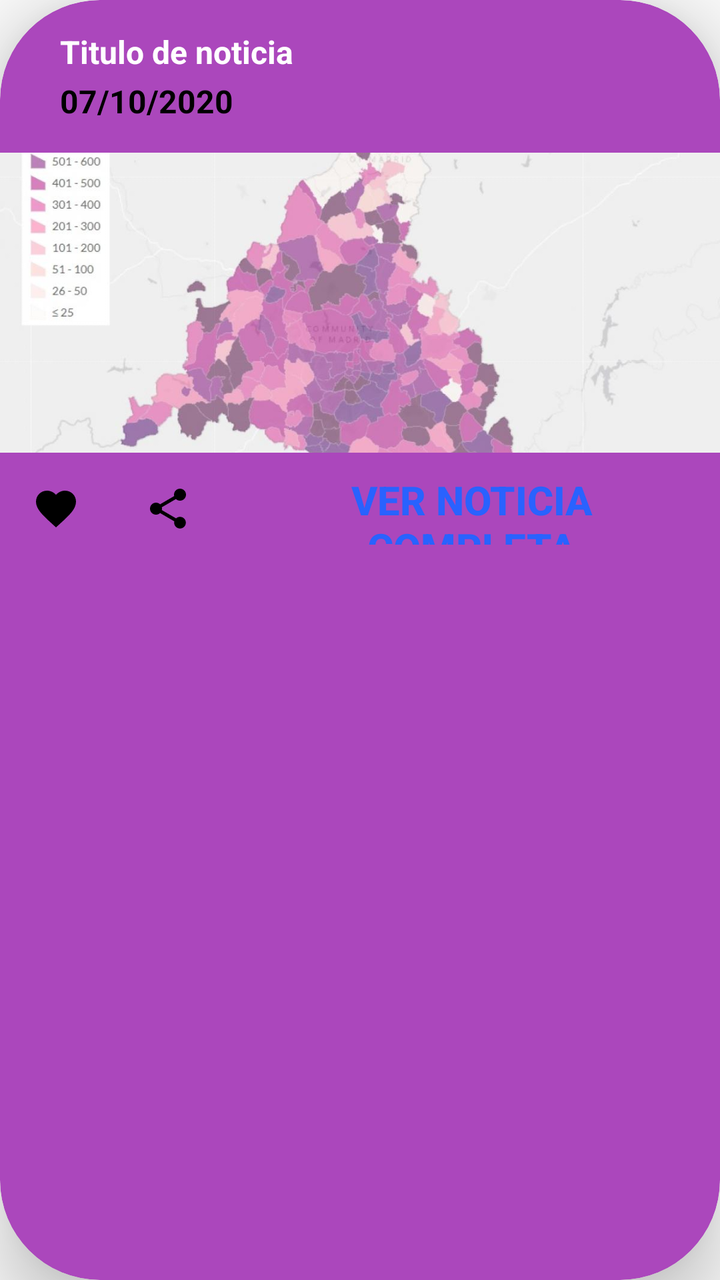
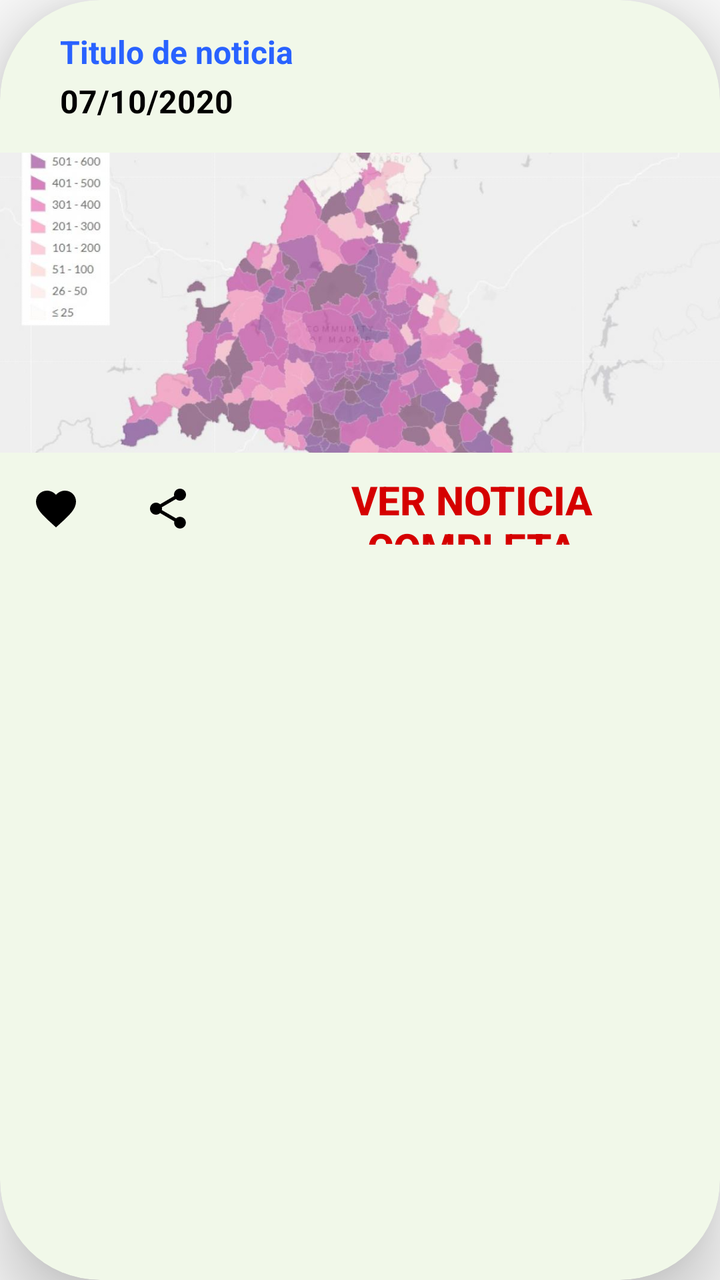

Before-and-after screenshots of an Android layout around one commit, followed by the original layout XML and the change that was made.
<!-- AndroidManifest.xml: application theme AppTheme -->
<!-- res/layout/fragment_noticias.xml -->
<?xml version="1.0" encoding="utf-8"?>
<androidx.cardview.widget.CardView
    xmlns:android="http://schemas.android.com/apk/res/android"
    xmlns:app="http://schemas.android.com/apk/res-auto"
    xmlns:tools="http://schemas.android.com/tools"
    android:layout_width="match_parent"
    android:layout_height="wrap_content"
    android:layout_marginBottom="@dimen/spacing_medium"
    android:layout_marginLeft="@dimen/spacing_middle"
    android:layout_marginRight="@dimen/spacing_middle"
    android:layout_marginTop="@dimen/spacing_medium"
    android:visibility="visible"
    app:cardCornerRadius="50dp"
    app:cardElevation="20dp"
    app:cardBackgroundColor="@color/purple_400"
    tools:context=".ui.noticias.ActividadNoticias">

    <LinearLayout
        android:layout_width="match_parent"
        android:layout_height="wrap_content"
        android:orientation="vertical">

        <LinearLayout
            android:layout_width="match_parent"
            android:layout_height="wrap_content"
            android:orientation="horizontal"
            android:padding="@dimen/spacing_large">


            <View
                android:layout_width="@dimen/spacing_large"
                android:layout_height="0dp" />

            <LinearLayout
                android:layout_width="wrap_content"
                android:layout_height="wrap_content"
                android:orientation="vertical">

                <TextView
                    android:id="@+id/titulo"
                    android:layout_width="match_parent"
                    android:layout_height="wrap_content"
                    android:gravity="center_vertical"
                    android:text="@string/titulo"
                    android:textAppearance="@style/TextAppearance.AppCompat.Subhead"
                    android:textColor="#FFFFFF"
                    android:textStyle="bold"/>

                <TextView
                    android:id="@+id/fecha"
                    android:layout_width="match_parent"
                    android:layout_height="wrap_content"
                    android:layout_marginTop="@dimen/spacing_small"
                    android:gravity="center_vertical"
                    android:text="@string/fecha"
                    android:textColor="#000000"
                    android:textStyle="bold"
                    android:textAppearance="@style/TextAppearance.AppCompat.Subhead"/>

            </LinearLayout>

        </LinearLayout>
        
        <ImageView
            android:id="@+id/imagen"
            android:layout_width="match_parent"
            android:layout_height="150dp"
            android:scaleType="centerCrop"
            android:src="@drawable/mapa"
            android:contentDescription="@string/nada" />

        <LinearLayout
            android:layout_width="match_parent"
            android:layout_height="?attr/actionBarSize"
            android:orientation="horizontal">

            <ImageButton
                android:layout_width="?attr/actionBarSize"
                android:layout_height="?attr/actionBarSize"
                android:background="?attr/selectableItemBackgroundBorderless"
                android:tint="#000000"
                app:srcCompat="@drawable/ic_favorites"
                tools:ignore="VectorDrawableCompat"
                android:contentDescription="@string/nada" />

            <ImageButton
                android:id="@+id/botonCompartir"
                android:layout_width="?attr/actionBarSize"
                android:layout_height="?attr/actionBarSize"
                android:background="?attr/selectableItemBackgroundBorderless"
                android:tint="#000000"
                app:srcCompat="@drawable/ic_share"
                tools:ignore="VectorDrawableCompat"
                android:contentDescription="@string/nada"/>

            <androidx.appcompat.widget.AppCompatButton
                android:id="@+id/appcompatbutton"
                style="@style/Button.Accent.Borderless"
                android:layout_width="0dp"
                android:layout_height="wrap_content"
                android:layout_weight="1"
                android:gravity="center"
                android:textSize="20dp"
                android:textStyle="bold"
                android:text="VER NOTICIA COMPLETA" />


        </LinearLayout>

    </LinearLayout>

</androidx.cardview.widget.CardView>
<!-- resources referenced by this layout -->
<resources>
  <color name="purple_400">#AB47BC</color>
  <dimen name="spacing_large">15dp</dimen>
  <dimen name="spacing_medium">5dp</dimen>
  <dimen name="spacing_middle">10dp</dimen>
  <dimen name="spacing_small">3dp</dimen>
  <!-- drawable ic_favorites (drawable) -->
  <vector xmlns:android="http://schemas.android.com/apk/res/android"
          android:width="24dp"
          android:height="24dp"
          android:viewportWidth="24.0"
          android:viewportHeight="24.0">
      <path
          android:fillColor="#FFFFFFFF"
          android:pathData="M12,21.35l-1.45,-1.32C5.4,15.36 2,12.28 2,8.5 2,5.42 4.42,3 7.5,3c1.74,0 3.41,0.81 4.5,2.09C13.09,3.81 14.76,3 16.5,3 19.58,3 22,5.42 22,8.5c0,3.78 -3.4,6.86 -8.55,11.54L12,21.35z"/>
  </vector>
  <!-- drawable ic_share (drawable) -->
  <vector xmlns:android="http://schemas.android.com/apk/res/android"
          android:width="24dp"
          android:height="24dp"
          android:viewportWidth="24.0"
          android:viewportHeight="24.0">
      <path
          android:fillColor="#FFFFFF"
          android:pathData="M18,16.08c-0.76,0 -1.44,0.3 -1.96,0.77L8.91,12.7c0.05,-0.23 0.09,-0.46 0.09,-0.7s-0.04,-0.47 -0.09,-0.7l7.05,-4.11c0.54,0.5 1.25,0.81 2.04,0.81 1.66,0 3,-1.34 3,-3s-1.34,-3 -3,-3 -3,1.34 -3,3c0,0.24 0.04,0.47 0.09,0.7L8.04,9.81C7.5,9.31 6.79,9 6,9c-1.66,0 -3,1.34 -3,3s1.34,3 3,3c0.79,0 1.5,-0.31 2.04,-0.81l7.12,4.16c-0.05,0.21 -0.08,0.43 -0.08,0.65 0,1.61 1.31,2.92 2.92,2.92 1.61,0 2.92,-1.31 2.92,-2.92s-1.31,-2.92 -2.92,-2.92z"/>
  </vector>
  <!-- drawable mapa: jpeg bitmap (drawable, 49650 bytes) -->
  <string name="fecha">07/10/2020</string>
  <string name="nada">nada</string>
  <string name="titulo">Titulo de noticia</string>
  <style name="Button.Accent.Borderless" parent="@style/Widget.AppCompat.Button.Borderless.Colored">
          <item name="android:textColor">@color/blue_A700</item>
      </style>
  <style name="AppTheme" parent="Theme.AppCompat.Light.DarkActionBar">
          
          <item name="colorPrimary">@color/colorPrimary</item>
          <item name="colorPrimaryDark">@color/colorPrimaryDark</item>
          <item name="colorAccent">@color/colorAccent</item>
          <item name="windowActionBar">false</item>
          <item name="windowNoTitle">true</item>
      </style>
  <color name="blue_A700">#2962FF</color>
  <color name="colorPrimary">#1976D2</color>
  <color name="colorPrimaryDark">#1565C0</color>
  <color name="colorAccent">#FF4081</color>
</resources>

<!-- the commit's change to res/layout/fragment_noticias.xml (unified diff, before → after) -->
@@ -8,11 +8,11 @@
     android:layout_marginBottom="@dimen/spacing_medium"
     android:layout_marginLeft="@dimen/spacing_middle"
     android:layout_marginRight="@dimen/spacing_middle"
-    android:layout_marginTop="@dimen/spacing_medium"
+    android:layout_marginTop="65dp"
     android:visibility="visible"
     app:cardCornerRadius="50dp"
     app:cardElevation="20dp"
-    app:cardBackgroundColor="@color/purple_400"
+    app:cardBackgroundColor="@color/light_green_50"
     tools:context=".ui.noticias.ActividadNoticias">
 
     <LinearLayout
@@ -43,7 +43,7 @@
                     android:gravity="center_vertical"
                     android:text="@string/titulo"
                     android:textAppearance="@style/TextAppearance.AppCompat.Subhead"
-                    android:textColor="#FFFFFF"
+                    android:textColor="@color/blue_A700"
                     android:textStyle="bold"/>
 
                 <TextView
<!-- resource entries referenced after the edit -->
@@ -1,6 +1,5 @@
 <!-- resources referenced by this layout -->
 <resources>
-  <color name="purple_400">#AB47BC</color>
   <dimen name="spacing_large">15dp</dimen>
   <dimen name="spacing_medium">5dp</dimen>
   <dimen name="spacing_middle">10dp</dimen>
@@ -30,7 +29,7 @@
   <string name="nada">nada</string>
   <string name="titulo">Titulo de noticia</string>
   <style name="Button.Accent.Borderless" parent="@style/Widget.AppCompat.Button.Borderless.Colored">
-          <item name="android:textColor">@color/blue_A700</item>
+          <item name="android:textColor">@color/red_A700</item>
       </style>
   <style name="AppTheme" parent="Theme.AppCompat.Light.DarkActionBar">
           
@@ -40,7 +39,9 @@
           <item name="windowActionBar">false</item>
           <item name="windowNoTitle">true</item>
       </style>
+  <color name="red_A700">#D50000</color>
   <color name="blue_A700">#2962FF</color>
+  <color name="light_green_50">#F1F8E9</color>
   <color name="colorPrimary">#1976D2</color>
   <color name="colorPrimaryDark">#1565C0</color>
   <color name="colorAccent">#FF4081</color>
